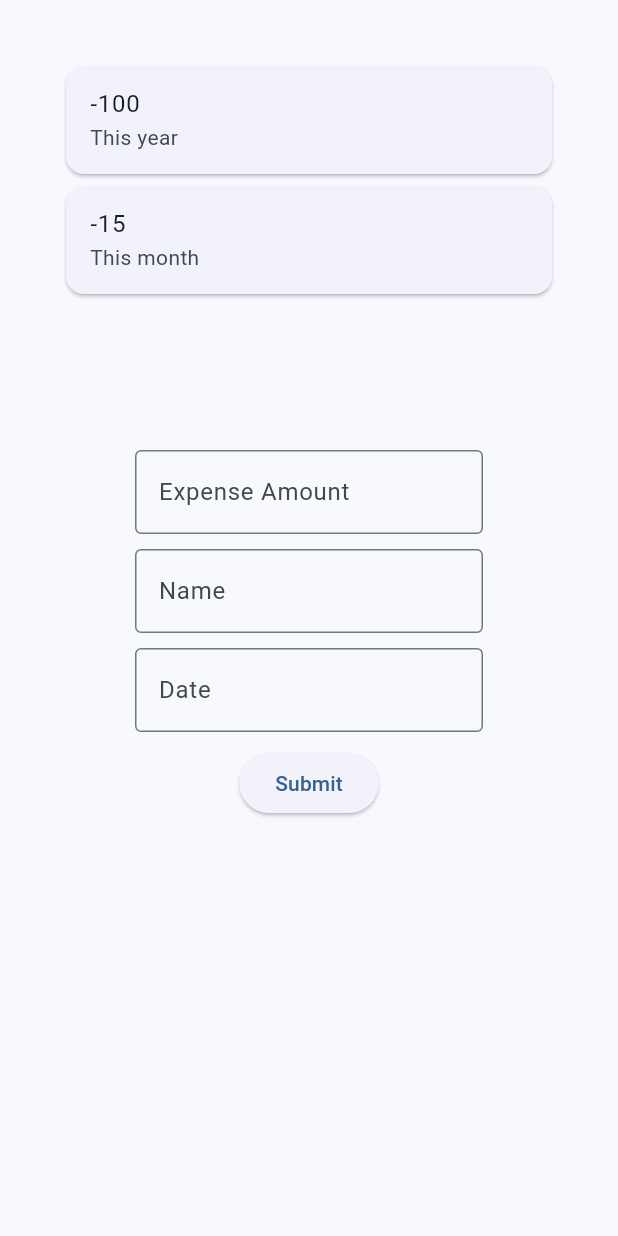
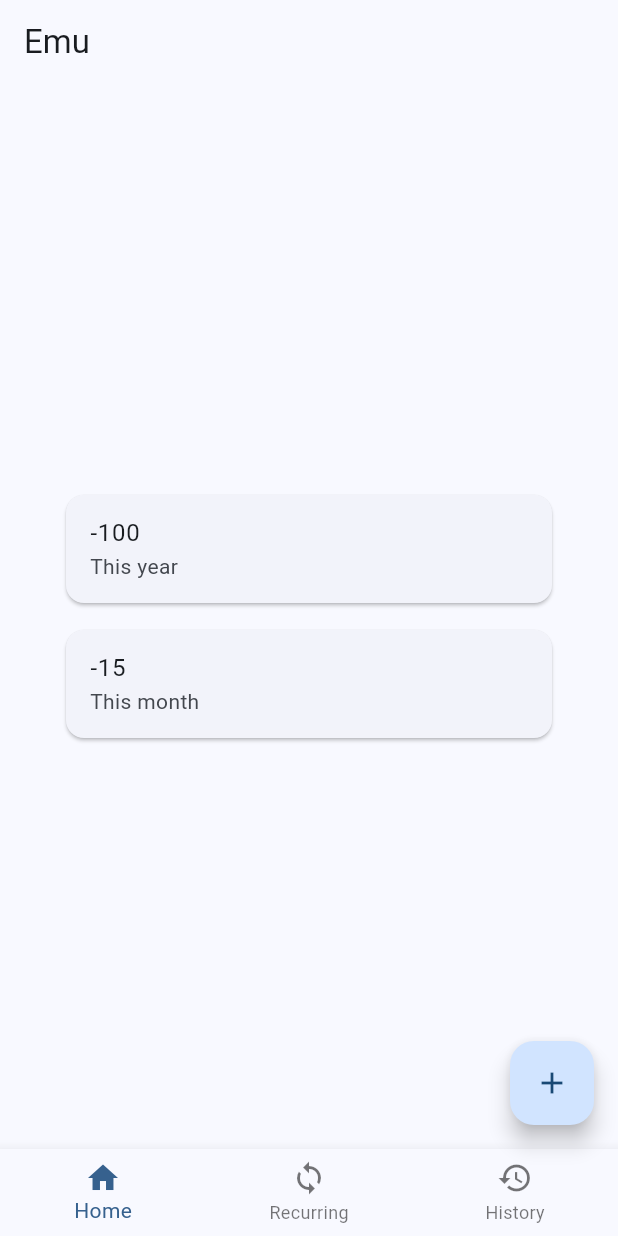
Before and after one commit to emhofer/Emu, a Flutter app: the screen it shows after launch, on a phone screen of 412 x 824 dp. Run offline on Flutter 3.47's test engine with Material 2 defaults, Android fonts, the phone set to English and light mode, and no system bars; our stand-ins replace firebase_core; accounts and stored records are empty.

Commit message:
changed homepage

```diff
--- a/lib/form.dart
+++ b/lib/form.dart
@@ -35,7 +35,15 @@ class _ExpenseFormState extends State<ExpenseForm> {
 
   @override
   Widget build(BuildContext context) {
-    return Form(
+    return GestureDetector(
+        onTap: () {
+          FocusScopeNode currentFocus = FocusScope.of(context);
+
+          if (!currentFocus.hasPrimaryFocus) {
+            currentFocus.unfocus();
+          }
+        },
+        child: Form(
             child: Column(
           children: [
             Padding(
@@ -70,6 +78,6 @@ class _ExpenseFormState extends State<ExpenseForm> {
               child: ElevatedButton(onPressed: () {}, child: Text("Submit")),
             )
           ],
-    ));
+        )));
   }
 }
--- a/lib/main.dart
+++ b/lib/main.dart
@@ -39,50 +39,76 @@ class MyHomePage extends StatefulWidget {
 }
 
 class _MyHomePageState extends State<MyHomePage> {
+  int _currentIndex = 0;
+
+  final List<Widget> _children = [
+    // MyHomePage(),
+    // SearchScreen(),
+    // ProfileScreen(),
+  ];
+
+  void onTabTapped(int index) {
+    setState(() {
+      _currentIndex = index;
+    });
+  }
+
   @override
   Widget build(BuildContext context) {
-    return GestureDetector(
-        onTap: () {
-          FocusScopeNode currentFocus = FocusScope.of(context);
-
-          if (!currentFocus.hasPrimaryFocus) {
-            currentFocus.unfocus();
-          }
-        },
-        child: Scaffold(
+    return Scaffold(
+      appBar: AppBar(title: Text("Emu")),
+      floatingActionButton:
+          FloatingActionButton(onPressed: () {}, child: const Icon(Icons.add)),
       body: Padding(
         padding: const EdgeInsets.all(40),
         child: Center(
-                child: Column(
+            child: ListView(
+          shrinkWrap: true,
           children: [
             Card(
-                  child: Column(
-                    children: const [
-                      ListTile(
+              child: InkWell(
+                onTap: () {
+                  debugPrint('Card tapped.');
+                },
+                child: ListTile(
                   title: Text("-100"),
                   subtitle: Text("This year"),
-                      )
-                    ],
                 ),
               ),
+            ),
+            const SizedBox(height: 10),
             Card(
-                  child: Column(
-                    children: const [
-                      ListTile(
+              child: InkWell(
+                onTap: () {
+                  debugPrint('Card tapped.');
+                },
+                child: ListTile(
                   title: Text("-15"),
                   subtitle: Text("This month"),
-                      )
-                    ],
                 ),
               ),
-                const SizedBox(
-                  height: 100,
             ),
-                ExpenseForm(),
-                Spacer()
           ],
         )),
       ),
-        ));
+      bottomNavigationBar: BottomNavigationBar(
+        currentIndex: _currentIndex,
+        onTap: onTabTapped,
+        items: [
+          BottomNavigationBarItem(
+            icon: Icon(Icons.home),
+            label: 'Home',
+          ),
+          BottomNavigationBarItem(
+            icon: Icon(Icons.sync),
+            label: 'Recurring',
+          ),
+          BottomNavigationBarItem(
+            icon: Icon(Icons.history),
+            label: 'History',
+          ),
+        ],
+      ),
+    );
   }
 }
```
Lines whose indentation alone changed are shown as unchanged.
